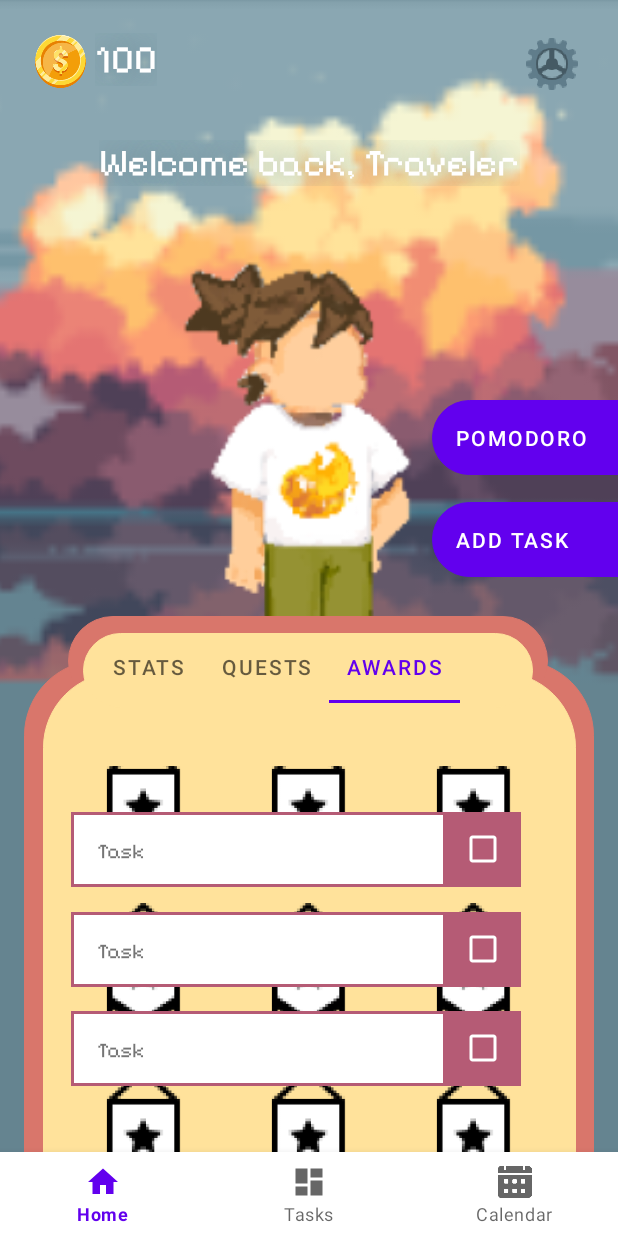
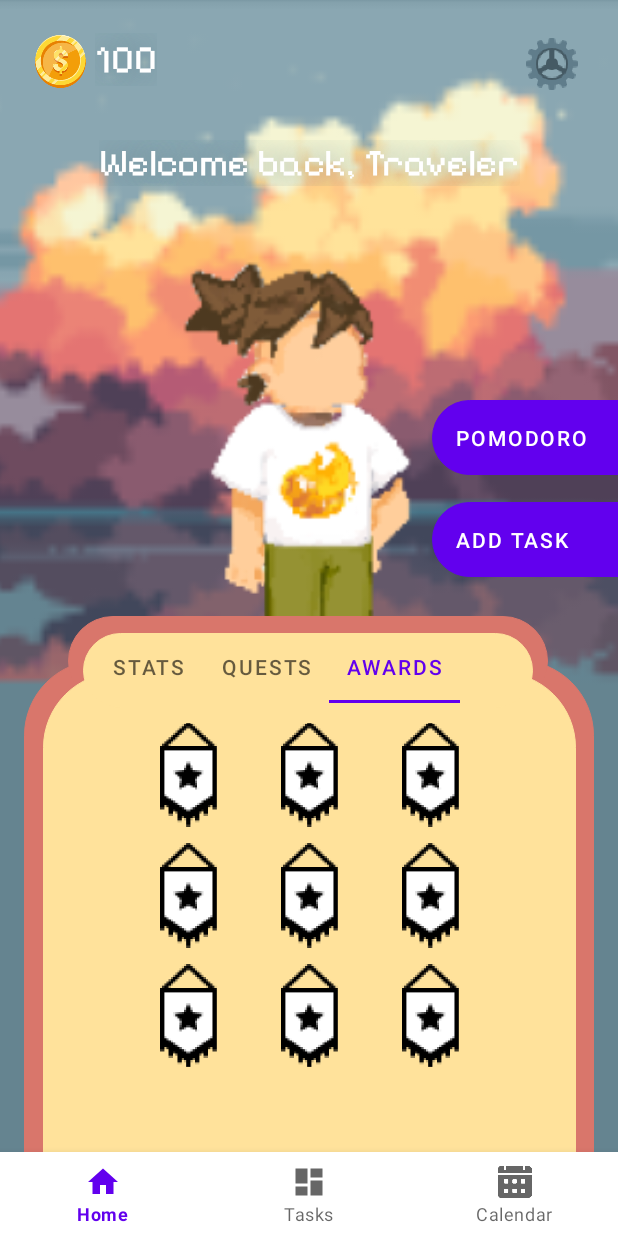
Before and after one commit to PowderPuff-Gurlies/questify, an Android app: the screen it shows after launch (MainActivity), tab 3 chosen, on a phone screen of 412 x 824 dp. Run offline under Robolectric (Android 15) with nearby library versions, the phone set to English and light mode, and no system bars; our stand-ins replace navigation-ui; libraries missing offline, so code that uses them is left out: com.google.api.client, com.google.api.services; pictures from the network do not load; 6 statements that could not run were skipped.

Commit message:
update stats, quests, and awards layout

```diff
--- a/app/src/main/java/com/example/and101_capstone/MainActivity.kt
+++ b/app/src/main/java/com/example/and101_capstone/MainActivity.kt
@@ -9,6 +9,7 @@ import androidx.navigation.findNavController
 import androidx.navigation.ui.AppBarConfiguration
 import androidx.navigation.ui.setupActionBarWithNavController
 import androidx.navigation.ui.setupWithNavController
+import com.example.and101_capstone.R.id.nav_host_fragment_activity_main
 import com.example.and101_capstone.databinding.ActivityMainBinding
 import com.google.android.material.bottomnavigation.BottomNavigationView
 
@@ -31,7 +32,7 @@ class MainActivity : AppCompatActivity() {
 
         val navView: BottomNavigationView = binding.navView
 
-        val navController = findNavController(R.id.nav_host_fragment_activity_main)
+        val navController = findNavController(nav_host_fragment_activity_main)
         // Passing each menu ID as a set of Ids because each
         // menu should be considered as top level destinations.
         val appBarConfiguration = AppBarConfiguration(
--- a/app/src/main/res/layout/awards_layout.xml
+++ b/app/src/main/res/layout/awards_layout.xml
@@ -1,29 +1,19 @@
 <?xml version="1.0" encoding="utf-8"?>
 <androidx.constraintlayout.widget.ConstraintLayout xmlns:android="http://schemas.android.com/apk/res/android"
     xmlns:app="http://schemas.android.com/apk/res-auto"
+    xmlns:tools="http://schemas.android.com/tools"
     android:layout_width="match_parent"
     android:layout_height="match_parent">
 
-    <TextView
-        android:id="@+id/textView3"
-        android:layout_width="wrap_content"
-        android:layout_height="wrap_content"
-        android:gravity="center"
-        android:text="This is Awards Page"
-        android:textSize="25sp"
+    <ScrollView
+        android:id="@+id/scrollView2"
+        android:layout_width="271dp"
+        android:layout_height="229dp"
         app:layout_constraintBottom_toBottomOf="parent"
         app:layout_constraintEnd_toEndOf="parent"
         app:layout_constraintStart_toStartOf="parent"
-        app:layout_constraintTop_toTopOf="parent" />
-
-    <ScrollView
-        android:id="@+id/scrollView2"
-        android:layout_width="333dp"
-        android:layout_height="272dp"
-        app:layout_constraintBottom_toBottomOf="parent"
-        app:layout_constraintEnd_toEndOf="parent"
-        app:layout_constraintStart_toStartOf="parent"
-        app:layout_constraintTop_toTopOf="parent">
+        app:layout_constraintTop_toTopOf="parent"
+        app:layout_constraintVertical_bias="0.106">
 
         <GridLayout
             android:layout_width="wrap_content"
@@ -34,76 +24,76 @@
             android:rowCount="3">
 
             <ImageView
-                android:layout_width="90dp"
-                android:layout_height="90dp"
-                android:layout_margin="10dp"
+                android:layout_width="70dp"
+                android:layout_height="70dp"
+                android:layout_margin="5dp"
                 android:adjustViewBounds="true"
-                android:src="@mipmap/badge_icon"
-                android:contentDescription="@string/image_content_default"/>
+                android:contentDescription="@string/image_content_default"
+                android:src="@mipmap/badge_icon" />
 
             <ImageView
-                android:layout_width="90dp"
-                android:layout_height="90dp"
-                android:layout_margin="10dp"
+                android:layout_width="70dp"
+                android:layout_height="70dp"
+                android:layout_margin="5dp"
                 android:adjustViewBounds="true"
-                android:src="@mipmap/badge_icon"
-                android:contentDescription="@string/image_content_default"/>
+                android:contentDescription="@string/image_content_default"
+                android:src="@mipmap/badge_icon" />
 
             <ImageView
-                android:layout_width="90dp"
-                android:layout_height="90dp"
-                android:layout_margin="10dp"
+                android:layout_width="70dp"
+                android:layout_height="70dp"
+                android:layout_margin="5dp"
                 android:adjustViewBounds="true"
-                android:src="@mipmap/badge_icon"
-                android:contentDescription="@string/image_content_default"/>
+                android:contentDescription="@string/image_content_default"
+                android:src="@mipmap/badge_icon" />
 
             <ImageView
-                android:layout_width="90dp"
-                android:layout_height="90dp"
-                android:layout_margin="10dp"
+                android:layout_width="70dp"
+                android:layout_height="70dp"
+                android:layout_margin="5dp"
                 android:adjustViewBounds="true"
-                android:src="@mipmap/badge_icon"
-                android:contentDescription="@string/image_content_default"/>
+                android:contentDescription="@string/image_content_default"
+                android:src="@mipmap/badge_icon" />
 
             <ImageView
-                android:layout_width="90dp"
-                android:layout_height="90dp"
-                android:layout_margin="10dp"
+                android:layout_width="70dp"
+                android:layout_height="70dp"
+                android:layout_margin="5dp"
                 android:adjustViewBounds="true"
-                android:src="@mipmap/badge_icon"
-                android:contentDescription="@string/image_content_default"/>
+                android:contentDescription="@string/image_content_default"
+                android:src="@mipmap/badge_icon" />
 
             <ImageView
-                android:layout_width="90dp"
-                android:layout_height="90dp"
-                android:layout_margin="10dp"
+                android:layout_width="70dp"
+                android:layout_height="70dp"
+                android:layout_margin="5dp"
                 android:adjustViewBounds="true"
-                android:src="@mipmap/badge_icon"
-                android:contentDescription="@string/image_content_default"/>
+                android:contentDescription="@string/image_content_default"
+                android:src="@mipmap/badge_icon" />
 
             <ImageView
-                android:layout_width="90dp"
-                android:layout_height="90dp"
-                android:layout_margin="10dp"
+                android:layout_width="70dp"
+                android:layout_height="70dp"
+                android:layout_margin="5dp"
                 android:adjustViewBounds="true"
-                android:src="@mipmap/badge_icon"
-                android:contentDescription="@string/image_content_default"/>
+                android:contentDescription="@string/image_content_default"
+                android:src="@mipmap/badge_icon" />
 
             <ImageView
-                android:layout_width="90dp"
-                android:layout_height="90dp"
-                android:layout_margin="10dp"
+                android:layout_width="70dp"
+                android:layout_height="70dp"
+                android:layout_margin="5dp"
                 android:adjustViewBounds="true"
-                android:src="@mipmap/badge_icon"
-                android:contentDescription="@string/image_content_default"/>
+                android:contentDescription="@string/image_content_default"
+                android:src="@mipmap/badge_icon" />
 
             <ImageView
-                android:layout_width="90dp"
-                android:layout_height="90dp"
-                android:layout_margin="10dp"
+                android:layout_width="70dp"
+                android:layout_height="70dp"
+                android:layout_margin="5dp"
                 android:adjustViewBounds="true"
-                android:src="@mipmap/badge_icon"
-                android:contentDescription="@string/image_content_default"/>
+                android:contentDescription="@string/image_content_default"
+                android:src="@mipmap/badge_icon" />
         </GridLayout>
     </ScrollView>
 
--- a/app/src/main/res/layout/fragment_home.xml
+++ b/app/src/main/res/layout/fragment_home.xml
@@ -121,37 +121,4 @@
         app:layout_constraintTop_toTopOf="parent"
         app:layout_constraintVertical_bias="0.0" />
 
-    <include
-        layout="@layout/task_template"
-        android:layout_width="wrap_content"
-        android:layout_height="wrap_content"
-        app:layout_constraintBottom_toBottomOf="parent"
-        app:layout_constraintEnd_toEndOf="parent"
-        app:layout_constraintHorizontal_bias="0.242"
-        app:layout_constraintStart_toStartOf="parent"
-        app:layout_constraintTop_toBottomOf="@+id/shirt"
-        app:layout_constraintVertical_bias="0.3" />
-
-    <include
-        layout="@layout/task_template"
-        android:layout_width="wrap_content"
-        android:layout_height="wrap_content"
-        app:layout_constraintBottom_toBottomOf="parent"
-        app:layout_constraintEnd_toEndOf="parent"
-        app:layout_constraintHorizontal_bias="0.242"
-        app:layout_constraintStart_toStartOf="parent"
-        app:layout_constraintTop_toBottomOf="@+id/shirt"
-        app:layout_constraintVertical_bias="0.5" />
-
-    <include
-        layout="@layout/task_template"
-        android:layout_width="wrap_content"
-        android:layout_height="wrap_content"
-        app:layout_constraintBottom_toBottomOf="parent"
-        app:layout_constraintEnd_toEndOf="parent"
-        app:layout_constraintHorizontal_bias="0.242"
-        app:layout_constraintStart_toStartOf="parent"
-        app:layout_constraintTop_toBottomOf="@+id/shirt"
-        app:layout_constraintVertical_bias="0.7" />
-
 </androidx.constraintlayout.widget.ConstraintLayout>
--- a/app/src/main/res/layout/quests_layout.xml
+++ b/app/src/main/res/layout/quests_layout.xml
@@ -1,21 +1,43 @@
 <?xml version="1.0" encoding="utf-8"?>
 <androidx.constraintlayout.widget.ConstraintLayout xmlns:android="http://schemas.android.com/apk/res/android"
+    xmlns:app="http://schemas.android.com/apk/res-auto"
+    xmlns:tools="http://schemas.android.com/tools"
     android:layout_width="match_parent"
-    android:layout_height="match_parent"
-    xmlns:tools="http://schemas.android.com/tools"
-    xmlns:app="http://schemas.android.com/apk/res-auto">
+    android:layout_height="match_parent">
 
     <!--Move RecyclerView of Pending Tasks Here-->
 
-    <TextView
+    <include
+        android:id="@+id/include2"
+        layout="@layout/task_template"
         android:layout_width="wrap_content"
         android:layout_height="wrap_content"
-        android:text="This is Quests Page"
-        android:gravity="center"
-        android:textSize="25sp"
-        app:layout_constraintBottom_toBottomOf="parent"
+        android:layout_marginTop="16dp"
         app:layout_constraintEnd_toEndOf="parent"
+        app:layout_constraintHorizontal_bias="0.364"
         app:layout_constraintStart_toStartOf="parent"
-        app:layout_constraintTop_toTopOf="parent"/>
+        app:layout_constraintTop_toTopOf="parent" />
+
+    <include
+        android:id="@+id/include"
+        layout="@layout/task_template"
+        android:layout_width="wrap_content"
+        android:layout_height="wrap_content"
+        android:layout_marginTop="10dp"
+        app:layout_constraintEnd_toEndOf="parent"
+        app:layout_constraintHorizontal_bias="0.364"
+        app:layout_constraintStart_toStartOf="parent"
+        app:layout_constraintTop_toBottomOf="@+id/include2" />
+
+    <include
+        android:id="@+id/include3"
+        layout="@layout/task_template"
+        android:layout_width="wrap_content"
+        android:layout_height="wrap_content"
+        android:layout_marginTop="10dp"
+        app:layout_constraintEnd_toEndOf="parent"
+        app:layout_constraintHorizontal_bias="0.364"
+        app:layout_constraintStart_toStartOf="parent"
+        app:layout_constraintTop_toBottomOf="@+id/include" />
 
 </androidx.constraintlayout.widget.ConstraintLayout>
--- a/app/src/main/res/layout/stats_layout.xml
+++ b/app/src/main/res/layout/stats_layout.xml
@@ -4,20 +4,6 @@
     android:layout_width="match_parent"
     android:layout_height="match_parent"
     xmlns:app="http://schemas.android.com/apk/res-auto">
-
-    <TextView
-        android:id="@+id/textView2"
-        android:layout_width="wrap_content"
-        android:layout_height="wrap_content"
-        android:gravity="center"
-        android:text="This is Stats Page"
-        android:textSize="25sp"
-        app:layout_constraintBottom_toBottomOf="parent"
-        app:layout_constraintEnd_toEndOf="parent"
-        app:layout_constraintHorizontal_bias="0.497"
-        app:layout_constraintStart_toStartOf="parent"
-        app:layout_constraintTop_toTopOf="parent"
-        app:layout_constraintVertical_bias="0.423" />
 
     <ImageView
         android:id="@+id/heartImageView"
@@ -66,15 +52,16 @@
         android:layout_width="match_parent"
         android:layout_height="wrap_content"
         android:layout_marginStart="100dp"
+        android:layout_marginTop="20dp"
         android:layout_marginEnd="100dp"
         android:progress="55"
         android:progressDrawable="@drawable/health_bar"
         app:layout_constraintBottom_toBottomOf="parent"
         app:layout_constraintEnd_toEndOf="parent"
-        app:layout_constraintHorizontal_bias="1.0"
+        app:layout_constraintHorizontal_bias="0.0"
         app:layout_constraintStart_toStartOf="parent"
         app:layout_constraintTop_toTopOf="parent"
-        app:layout_constraintVertical_bias="0.5" />
+        app:layout_constraintVertical_bias="0.139" />
 
     <ProgressBar
         android:id="@+id/experienceProgressBar"
@@ -83,6 +70,7 @@
         android:layout_height="wrap_content"
         android:layout_marginStart="100dp"
         android:layout_marginEnd="100dp"
+        android:layout_marginTop="20dp"
         android:progress="15"
         android:progressDrawable="@drawable/experience_bar"
         app:layout_constraintBottom_toBottomOf="parent"
@@ -99,6 +87,7 @@
         android:layout_height="wrap_content"
         android:layout_marginStart="100dp"
         android:layout_marginEnd="100dp"
+        android:layout_marginTop="20dp"
         android:progress="85"
         android:progressDrawable="@drawable/mana_bar"
         app:layout_constraintBottom_toBottomOf="parent"
```
